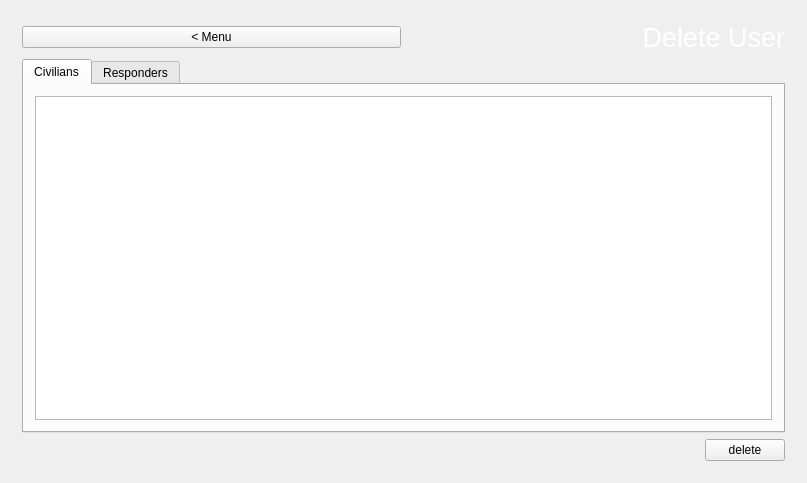
Old version of the form gui/mainwindow.ui in the repository XinChen96/Emergency-Response-System.
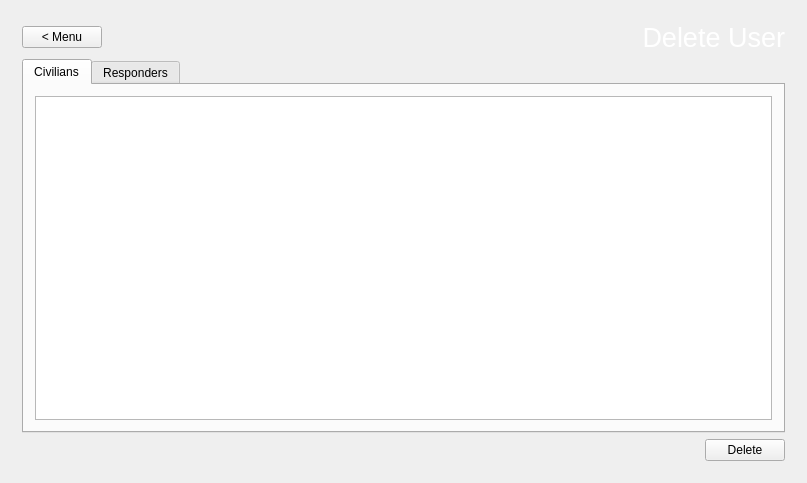
New version of the form. The open tabs and pages were chosen to show the change. Icons and pictures are not drawn.

Patch:
```diff
--- a/gui/mainwindow.ui
+++ b/gui/mainwindow.ui
@@ -2554,6 +2554,12 @@
           </item>
           <item>
            <widget class="QLabel" name="deleteUserTitleLabel">
+            <property name="sizePolicy">
+             <sizepolicy hsizetype="Expanding" vsizetype="Preferred">
+              <horstretch>0</horstretch>
+              <verstretch>0</verstretch>
+             </sizepolicy>
+            </property>
             <property name="font">
              <font>
               <family>Helvetica</family>
@@ -2618,7 +2624,7 @@
           <item>
            <widget class="QPushButton" name="deleteUser">
             <property name="text">
-             <string>delete</string>
+             <string>Delete</string>
             </property>
            </widget>
           </item>
```
Left out of the diff: 6 changed lines with no effect on the pictures.
